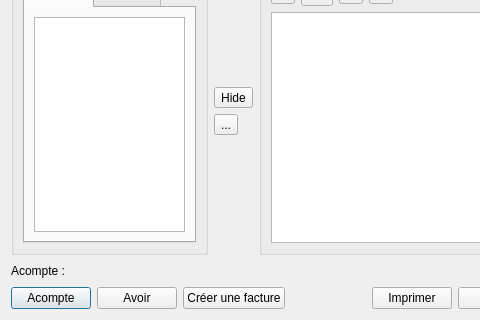
Above: src/dialoginvoice.ui from cfdev/mcercle before the change; both pictures show x 0 to 480 and y 164 to 484 of the 635 by 484 pixel window. Below: the same form after it.
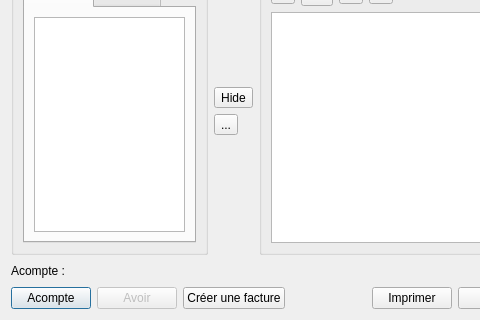
That is the form after the change. Icons and pictures are not drawn.

Commit message: Désactive le bouton "avoir" pour le moment

```diff
--- a/src/dialoginvoice.ui
+++ b/src/dialoginvoice.ui
@@ -496,6 +496,9 @@
      </item>
      <item>
       <widget class="QPushButton" name="pushButton_creditInvoice">
+       <property name="enabled">
+        <bool>false</bool>
+       </property>
        <property name="text">
         <string>Avoir</string>
        </property>
```
